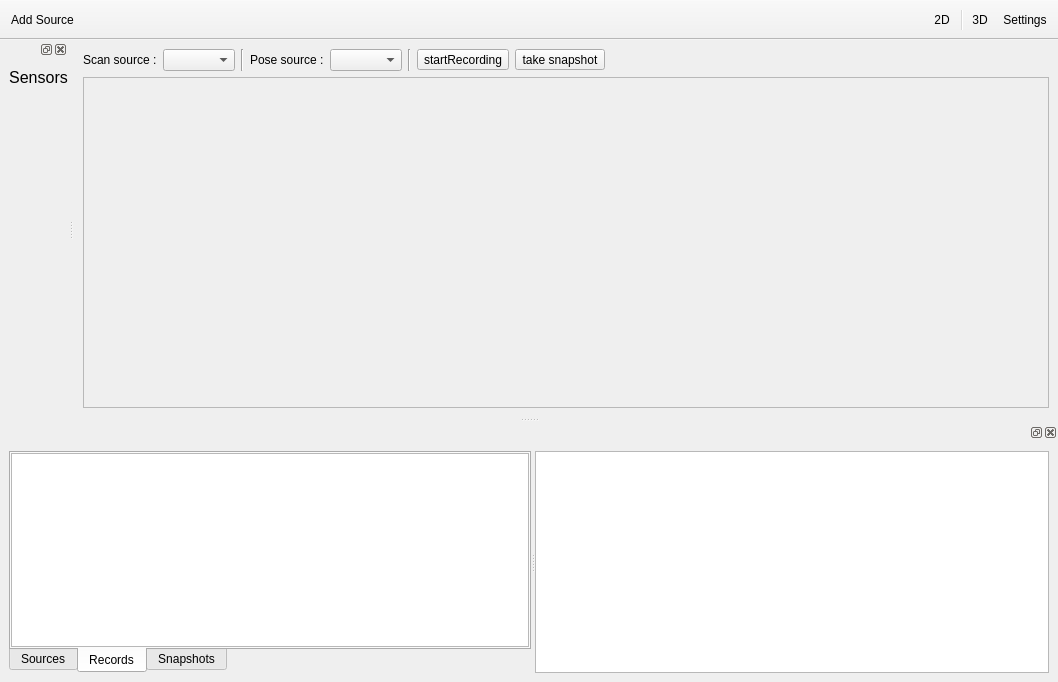
Qt form applications/viewer/radiumViewer6/MainWindow.ui (T-PLAY/hub) before a commit.
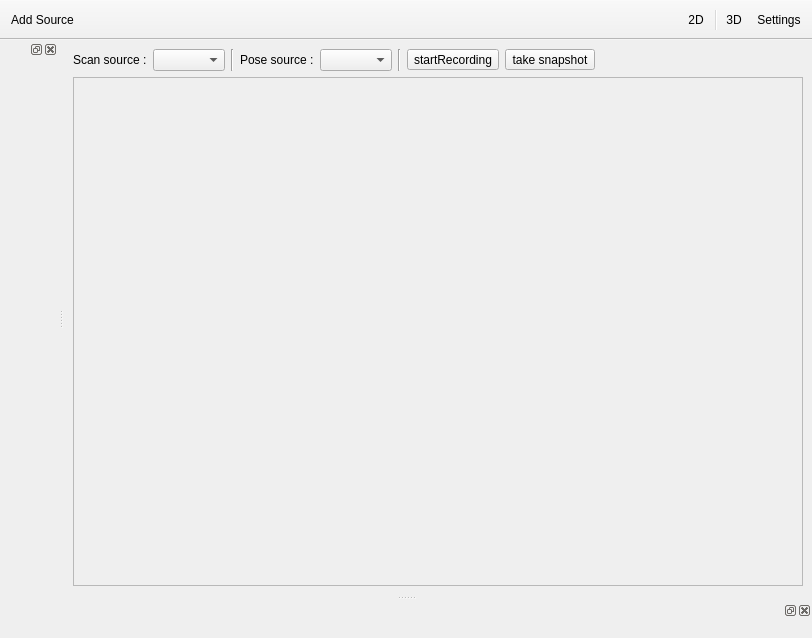
The same form after that commit. Custom widgets are drawn as their Qt base class.

Commit message: refactor dock, enable to not use server view

The edit to the form file:
```diff
--- a/applications/viewer/radiumViewer6/MainWindow.ui
+++ b/applications/viewer/radiumViewer6/MainWindow.ui
@@ -9,8 +9,8 @@
    <rect>
     <x>0</x>
     <y>0</y>
-    <width>1058</width>
-    <height>682</height>
+    <width>812</width>
+    <height>638</height>
    </rect>
   </property>
   <property name="windowTitle">
@@ -273,38 +273,6 @@
      <property name="bottomMargin">
       <number>0</number>
      </property>
-     <item>
-      <widget class="QLabel" name="label">
-       <property name="font">
-        <font>
-         <pointsize>12</pointsize>
-        </font>
-       </property>
-       <property name="text">
-        <string>Sensors</string>
-       </property>
-       <property name="alignment">
-        <set>Qt::AlignCenter</set>
-       </property>
-      </widget>
-     </item>
-     <item>
-      <layout class="QVBoxLayout" name="verticalLayout_sensors">
-       <item>
-        <spacer name="verticalSpacer">
-         <property name="orientation">
-          <enum>Qt::Vertical</enum>
-         </property>
-         <property name="sizeHint" stdset="0">
-          <size>
-           <width>20</width>
-           <height>40</height>
-          </size>
-         </property>
-        </spacer>
-       </item>
-      </layout>
-     </item>
     </layout>
    </widget>
   </widget>
@@ -321,134 +289,14 @@
    <attribute name="dockWidgetArea">
     <number>8</number>
    </attribute>
-   <widget class="QWidget" name="dockWidgetContents_2">
+   <widget class="FormWidgetLoader" name="dockWidgetContents_loader">
     <property name="sizePolicy">
      <sizepolicy hsizetype="Preferred" vsizetype="Preferred">
       <horstretch>0</horstretch>
       <verstretch>0</verstretch>
      </sizepolicy>
     </property>
-    <layout class="QVBoxLayout" name="verticalLayout_6">
-     <item>
-      <widget class="QSplitter" name="splitter">
-       <property name="sizePolicy">
-        <sizepolicy hsizetype="Preferred" vsizetype="Preferred">
-         <horstretch>0</horstretch>
-         <verstretch>0</verstretch>
-        </sizepolicy>
-       </property>
-       <property name="orientation">
-        <enum>Qt::Horizontal</enum>
-       </property>
-       <widget class="QTabWidget" name="tabWidget">
-        <property name="sizePolicy">
-         <sizepolicy hsizetype="Preferred" vsizetype="Preferred">
-          <horstretch>0</horstretch>
-          <verstretch>0</verstretch>
-         </sizepolicy>
-        </property>
-        <property name="minimumSize">
-         <size>
-          <width>0</width>
-          <height>0</height>
-         </size>
-        </property>
-        <property name="maximumSize">
-         <size>
-          <width>16777215</width>
-          <height>16777215</height>
-         </size>
-        </property>
-        <property name="baseSize">
-         <size>
-          <width>0</width>
-          <height>0</height>
-         </size>
-        </property>
-        <property name="tabPosition">
-         <enum>QTabWidget::South</enum>
-        </property>
-        <property name="currentIndex">
-         <number>1</number>
-        </property>
-        <widget class="QWidget" name="tabSources">
-         <attribute name="title">
-          <string>Sources</string>
-         </attribute>
-         <layout class="QVBoxLayout" name="verticalLayout_2">
-          <property name="leftMargin">
-           <number>0</number>
-          </property>
-          <property name="topMargin">
-           <number>0</number>
-          </property>
-          <property name="rightMargin">
-           <number>0</number>
-          </property>
-          <property name="bottomMargin">
-           <number>0</number>
-          </property>
-         </layout>
-        </widget>
-        <widget class="QWidget" name="tabRecords">
-         <attribute name="title">
-          <string>Records</string>
-         </attribute>
-         <layout class="QVBoxLayout" name="verticalLayout_3">
-          <property name="leftMargin">
-           <number>0</number>
-          </property>
-          <property name="topMargin">
-           <number>0</number>
-          </property>
-          <property name="rightMargin">
-           <number>0</number>
-          </property>
-          <property name="bottomMargin">
-           <number>0</number>
-          </property>
-          <item>
-           <widget class="QTreeView" name="treeView_record">
-            <property name="enabled">
-             <bool>true</bool>
-            </property>
-            <property name="sizePolicy">
-             <sizepolicy hsizetype="Preferred" vsizetype="Preferred">
-              <horstretch>0</horstretch>
-              <verstretch>0</verstretch>
-             </sizepolicy>
-            </property>
-           </widget>
-          </item>
-         </layout>
-        </widget>
-        <widget class="QWidget" name="tabSnapshots">
-         <attribute name="title">
-          <string>Snapshots</string>
-         </attribute>
-         <layout class="QVBoxLayout" name="verticalLayout_8">
-          <property name="leftMargin">
-           <number>0</number>
-          </property>
-          <property name="topMargin">
-           <number>0</number>
-          </property>
-          <property name="rightMargin">
-           <number>0</number>
-          </property>
-          <property name="bottomMargin">
-           <number>0</number>
-          </property>
-          <item>
-           <widget class="QTreeView" name="treeView_snapshot"/>
-          </item>
-         </layout>
-        </widget>
-       </widget>
-       <widget class="QListView" name="listView_frames"/>
-      </widget>
-     </item>
-    </layout>
+    <layout class="QVBoxLayout" name="verticalLayout_6"/>
    </widget>
   </widget>
   <action name="action2D">
@@ -484,6 +332,14 @@
    </property>
   </action>
  </widget>
+ <customwidgets>
+  <customwidget>
+   <class>FormWidgetLoader</class>
+   <extends>QWidget</extends>
+   <header location="global">FormWidgetLoader.h</header>
+   <container>1</container>
+  </customwidget>
+ </customwidgets>
  <resources/>
  <connections/>
 </ui>
```
Left out of the diff: 8 changed lines with no effect on the pictures. The commit also changes 12 other files.
